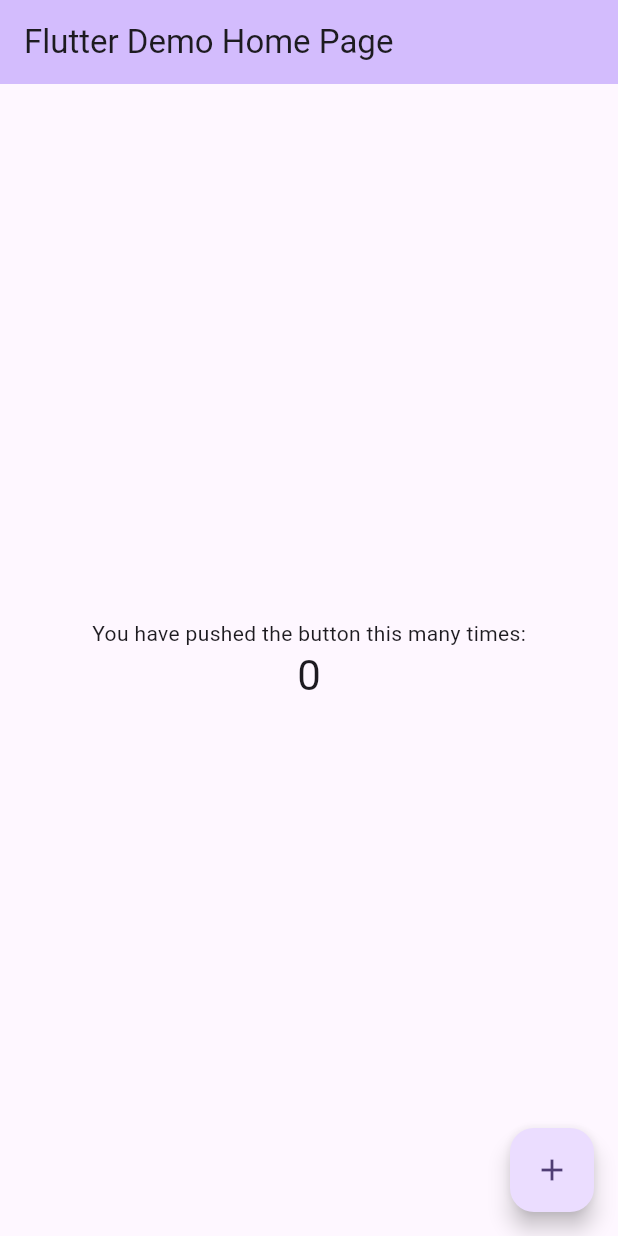
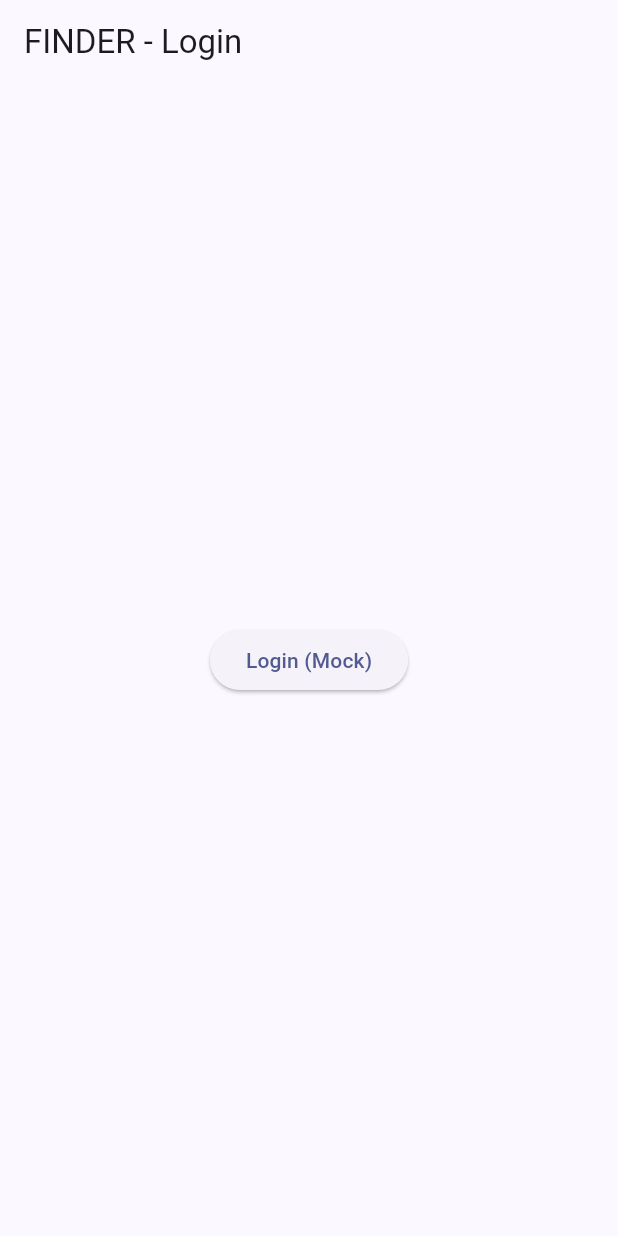
Before and after one commit to ratheesh-kmr/FINDER-lost-and-found-Community-app, a Flutter app: the screen it shows after launch, on a phone screen of 412 x 824 dp. Run offline on Flutter 3.47's test engine with Material 3 defaults, Android fonts, the phone set to English and light mode, and no system bars.

Commit message:
Implement core application structure with login and home screens, item model, and plugin registrations

```diff
--- a/findr/lib/main.dart
+++ b/findr/lib/main.dart
@@ -1,125 +1,28 @@
 import 'package:flutter/material.dart';
+import 'screens/login_screen.dart';
+import 'screens/home_screen.dart';
 
 void main() {
-  runApp(const MyApp());
+  runApp(const FinderApp());
 }
 
-class MyApp extends StatelessWidget {
-  const MyApp({super.key});
+class FinderApp extends StatelessWidget {
+  const FinderApp({super.key});
 
-  // This widget is the root of your application.
   @override
   Widget build(BuildContext context) {
     return MaterialApp(
-      title: 'Flutter Demo',
+      title: 'FINDER',
+      debugShowCheckedModeBanner: false,
       theme: ThemeData(
-        // This is the theme of your application.
-        //
-        // TRY THIS: Try running your application with "flutter run". You'll see
-        // the application has a purple toolbar. Then, without quitting the app,
-        // try changing the seedColor in the colorScheme below to Colors.green
-        // and then invoke "hot reload" (save your changes or press the "hot
-        // reload" button in a Flutter-supported IDE, or press "r" if you used
-        // the command line to start the app).
-        //
-        // Notice that the counter didn't reset back to zero; the application
-        // state is not lost during the reload. To reset the state, use hot
-        // restart instead.
-        //
-        // This works for code too, not just values: Most code changes can be
-        // tested with just a hot reload.
-        colorScheme: ColorScheme.fromSeed(seedColor: Colors.deepPurple),
+        colorScheme: ColorScheme.fromSeed(seedColor: Colors.indigo),
         useMaterial3: true,
       ),
-      home: const MyHomePage(title: 'Flutter Demo Home Page'),
+      initialRoute: '/',
+      routes: {
+        '/': (context) => const LoginScreen(),
+        '/home': (context) => const HomeScreen(),
+      },
     );
   }
 }
-
-class MyHomePage extends StatefulWidget {
-  const MyHomePage({super.key, required this.title});
-
-  // This widget is the home page of your application. It is stateful, meaning
-  // that it has a State object (defined below) that contains fields that affect
-  // how it looks.
-
-  // This class is the configuration for the state. It holds the values (in this
-  // case the title) provided by the parent (in this case the App widget) and
-  // used by the build method of the State. Fields in a Widget subclass are
-  // always marked "final".
-
-  final String title;
-
-  @override
-  State<MyHomePage> createState() => _MyHomePageState();
-}
-
-class _MyHomePageState extends State<MyHomePage> {
-  int _counter = 0;
-
-  void _incrementCounter() {
-    setState(() {
-      // This call to setState tells the Flutter framework that something has
-      // changed in this State, which causes it to rerun the build method below
-      // so that the display can reflect the updated values. If we changed
-      // _counter without calling setState(), then the build method would not be
-      // called again, and so nothing would appear to happen.
-      _counter++;
-    });
-  }
-
-  @override
-  Widget build(BuildContext context) {
-    // This method is rerun every time setState is called, for instance as done
-    // by the _incrementCounter method above.
-    //
-    // The Flutter framework has been optimized to make rerunning build methods
-    // fast, so that you can just rebuild anything that needs updating rather
-    // than having to individually change instances of widgets.
-    return Scaffold(
-      appBar: AppBar(
-        // TRY THIS: Try changing the color here to a specific color (to
-        // Colors.amber, perhaps?) and trigger a hot reload to see the AppBar
-        // change color while the other colors stay the same.
-        backgroundColor: Theme.of(context).colorScheme.inversePrimary,
-        // Here we take the value from the MyHomePage object that was created by
-        // the App.build method, and use it to set our appbar title.
-        title: Text(widget.title),
-      ),
-      body: Center(
-        // Center is a layout widget. It takes a single child and positions it
-        // in the middle of the parent.
-        child: Column(
-          // Column is also a layout widget. It takes a list of children and
-          // arranges them vertically. By default, it sizes itself to fit its
-          // children horizontally, and tries to be as tall as its parent.
-          //
-          // Column has various properties to control how it sizes itself and
-          // how it positions its children. Here we use mainAxisAlignment to
-          // center the children vertically; the main axis here is the vertical
-          // axis because Columns are vertical (the cross axis would be
-          // horizontal).
-          //
-          // TRY THIS: Invoke "debug painting" (choose the "Toggle Debug Paint"
-          // action in the IDE, or press "p" in the console), to see the
-          // wireframe for each widget.
-          mainAxisAlignment: MainAxisAlignment.center,
-          children: <Widget>[
-            const Text(
-              'You have pushed the button this many times:',
-            ),
-            Text(
-              '$_counter',
-              style: Theme.of(context).textTheme.headlineMedium,
-            ),
-          ],
-        ),
-      ),
-      floatingActionButton: FloatingActionButton(
-        onPressed: _incrementCounter,
-        tooltip: 'Increment',
-        child: const Icon(Icons.add),
-      ), // This trailing comma makes auto-formatting nicer for build methods.
-    );
-  }
-}
--- a/findr/lib/screens/home_screen.dart
+++ b/findr/lib/screens/home_screen.dart
@@ -0,0 +1,13 @@
+import 'package:flutter/material.dart';
+
+class HomeScreen extends StatelessWidget {
+  const HomeScreen({super.key});
+
+  @override
+  Widget build(BuildContext context) {
+    return Scaffold(
+      appBar: AppBar(title: const Text('FINDER - Home')),
+      body: const Center(child: Text('Welcome to Finder Home!')),
+    );
+  }
+}
--- /dev/null
+++ b/findr/lib/screens/login_screen.dart
@@ -0,0 +1,20 @@
+import 'package:flutter/material.dart';
+
+class LoginScreen extends StatelessWidget {
+  const LoginScreen({super.key});
+
+  @override
+  Widget build(BuildContext context) {
+    return Scaffold(
+      appBar: AppBar(title: const Text('FINDER - Login')),
+      body: Center(
+        child: ElevatedButton(
+          onPressed: () {
+            Navigator.pushReplacementNamed(context, '/home');
+          },
+          child: const Text('Login (Mock)'),
+        ),
+      ),
+    );
+  }
+}
--- a/findr/pubspec.yaml
+++ b/findr/pubspec.yaml
@@ -34,6 +34,9 @@ dependencies:
   # The following adds the Cupertino Icons font to your application.
   # Use with the CupertinoIcons class for iOS style icons.
   cupertino_icons: ^1.0.8
+  http: ^1.3.0
+  provider: ^6.1.4
+  image_picker: ^1.1.2
 
 dev_dependencies:
   flutter_test:
```
Also changed, not shown: findr/lib/models/item_models.dart (added, +49 -0 lines), findr/lib/widgets/item_card.dart (added, +19 -0 lines), findr/pubspec.lock, 6 other files.
